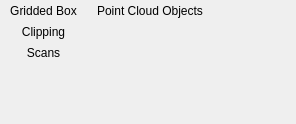
This is src/gui/forms/toolbar_exportPointCloud.ui in open-scan-crew/OpenScanTools as Qt 5 draws it before an edit. The edited form follows.
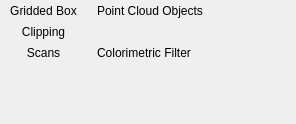
This is the edited form. Icons and pictures are not drawn.

Commit message: Add colorimetric-filtered scan export workflow

The edit to the form file:
```diff
--- a/src/gui/forms/toolbar_exportPointCloud.ui
+++ b/src/gui/forms/toolbar_exportPointCloud.ui
@@ -128,6 +128,32 @@
      </property>
     </widget>
    </item>
+   <item row="3" column="1">
+    <widget class="QToolButton" name="toolButton_ColorimetricFilter">
+     <property name="toolTip">
+      <string>Export points using active colorimetric filter.</string>
+     </property>
+     <property name="text">
+      <string>Colorimetric Filter</string>
+     </property>
+     <property name="icon">
+      <iconset resource="../../../openscantools.qrc">
+       <normaloff>:/icons/100x100/icons8-color-wheel-30.png</normaloff>:/icons/100x100/icons8-color-wheel-30.png</iconset>
+     </property>
+     <property name="iconSize">
+      <size>
+       <width>20</width>
+       <height>20</height>
+      </size>
+     </property>
+     <property name="toolButtonStyle">
+      <enum>Qt::ToolButtonTextBesideIcon</enum>
+     </property>
+     <property name="autoRaise">
+      <bool>true</bool>
+     </property>
+    </widget>
+   </item>
    <item row="2" column="0">
     <widget class="QToolButton" name="toolButton_clipping">
      <property name="enabled">
```
Left out of the diff: 1 changed line with no effect on the pictures. The commit also changes 17 other files.
